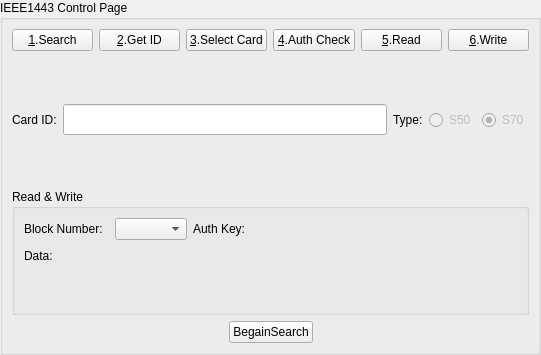
First picture: the form in rfidWidget/IEEE14443ControlWidget.ui, repository ziawerquart/RFID_ParkingSystemV2, before the edit.
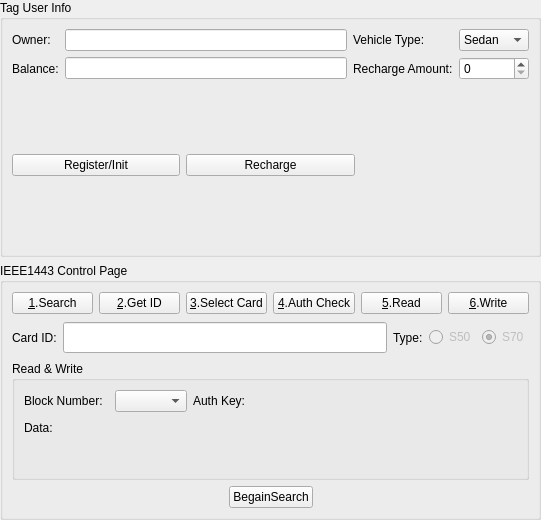
Second picture: the form after the edit. Custom widgets are drawn as their Qt base class.

Commit message: Add automated tag data handling and parking billing

Patch:
```diff
--- a/rfidWidget/IEEE14443ControlWidget.ui
+++ b/rfidWidget/IEEE14443ControlWidget.ui
@@ -7,13 +7,129 @@
     <x>0</x>
     <y>0</y>
     <width>541</width>
-    <height>355</height>
+    <height>520</height>
    </rect>
   </property>
   <layout class="QVBoxLayout" name="verticalLayout">
    <property name="margin">
     <number>0</number>
    </property>
+   <item>
+    <widget class="QGroupBox" name="tagInfoGroupBox">
+     <property name="title">
+      <string>Tag User Info</string>
+     </property>
+     <layout class="QVBoxLayout" name="verticalLayout_2">
+      <item>
+       <layout class="QGridLayout" name="gridLayout">
+        <item row="0" column="0">
+         <widget class="QLabel" name="label_owner">
+          <property name="text">
+           <string>Owner:</string>
+          </property>
+         </widget>
+        </item>
+        <item row="0" column="1">
+         <widget class="QLineEdit" name="ownerNameEdit">
+          <property name="maxLength">
+           <number>12</number>
+          </property>
+         </widget>
+        </item>
+        <item row="0" column="2">
+         <widget class="QLabel" name="label_vehicle">
+          <property name="text">
+           <string>Vehicle Type:</string>
+          </property>
+         </widget>
+        </item>
+        <item row="0" column="3">
+         <widget class="QComboBox" name="vehicleTypeBox">
+          <item>
+           <property name="text">
+            <string>Sedan</string>
+           </property>
+          </item>
+          <item>
+           <property name="text">
+            <string>SUV</string>
+           </property>
+          </item>
+          <item>
+           <property name="text">
+            <string>Truck</string>
+           </property>
+          </item>
+          <item>
+           <property name="text">
+            <string>Electric</string>
+           </property>
+          </item>
+          <item>
+           <property name="text">
+            <string>Other</string>
+           </property>
+          </item>
+         </widget>
+        </item>
+        <item row="1" column="0">
+         <widget class="QLabel" name="label_balance">
+          <property name="text">
+           <string>Balance:</string>
+          </property>
+         </widget>
+        </item>
+        <item row="1" column="1">
+         <widget class="QLineEdit" name="balanceEdit">
+          <property name="readOnly">
+           <bool>true</bool>
+          </property>
+         </widget>
+        </item>
+        <item row="1" column="2">
+         <widget class="QLabel" name="label_recharge">
+          <property name="text">
+           <string>Recharge Amount:</string>
+          </property>
+         </widget>
+        </item>
+        <item row="1" column="3">
+         <widget class="QSpinBox" name="rechargeSpin">
+          <property name="maximum">
+           <number>100000</number>
+          </property>
+         </widget>
+        </item>
+       </layout>
+      </item>
+      <item>
+       <layout class="QHBoxLayout" name="horizontalLayout_infoButtons">
+        <item>
+         <widget class="QPushButton" name="registerBtn">
+          <property name="text">
+           <string>Register/Init</string>
+          </property>
+         </widget>
+        </item>
+        <item>
+         <widget class="QPushButton" name="rechargeBtn">
+          <property name="text">
+           <string>Recharge</string>
+          </property>
+         </widget>
+        </item>
+        <item>
+         <widget class="QLabel" name="parkingStatusLabel">
+          <property name="text">
+           <string/>
+          </property>
+         </widget>
+        </item>
+       </layout>
+      </item>
+     </layout>
+    </widget>
+   </item>
    <item>
     <widget class="QGroupBox" name="groupBox">
      <property name="title">
```
The commit also changes 2 other files.
